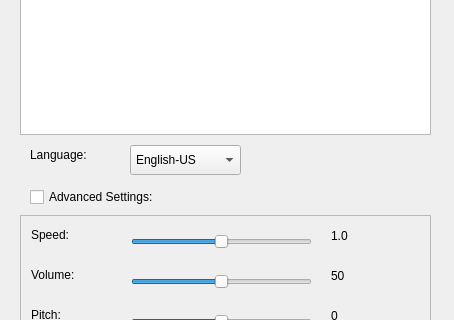
This is src/qpicospeaker.ui in Shadowsith/qpicospeaker as Qt 5 draws it before an edit; both pictures show x 0 to 454 and y 104 to 424 of the 454 by 508 pixel window. The edited form follows.
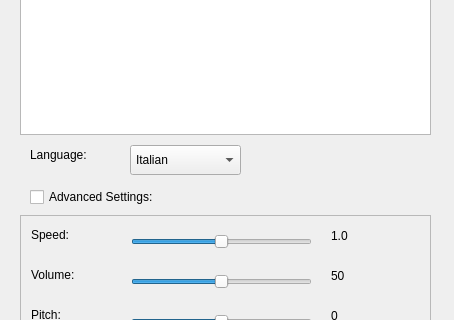
This is the edited form. Icons and pictures are not drawn.

Commit message: a lot of changes made in main window and backend tts class

Patch:
```diff
--- a/src/qpicospeaker.ui
+++ b/src/qpicospeaker.ui
@@ -44,7 +44,10 @@
 }</string>
     </property>
     <property name="currentText">
-     <string>English-US</string>
+     <string>Italian</string>
+    </property>
+    <property name="currentIndex">
+     <number>5</number>
     </property>
     <property name="maxVisibleItems">
      <number>10</number>
```
Left out of the diff: 2 changed lines with no effect on the pictures. The commit also changes 4 other files.
